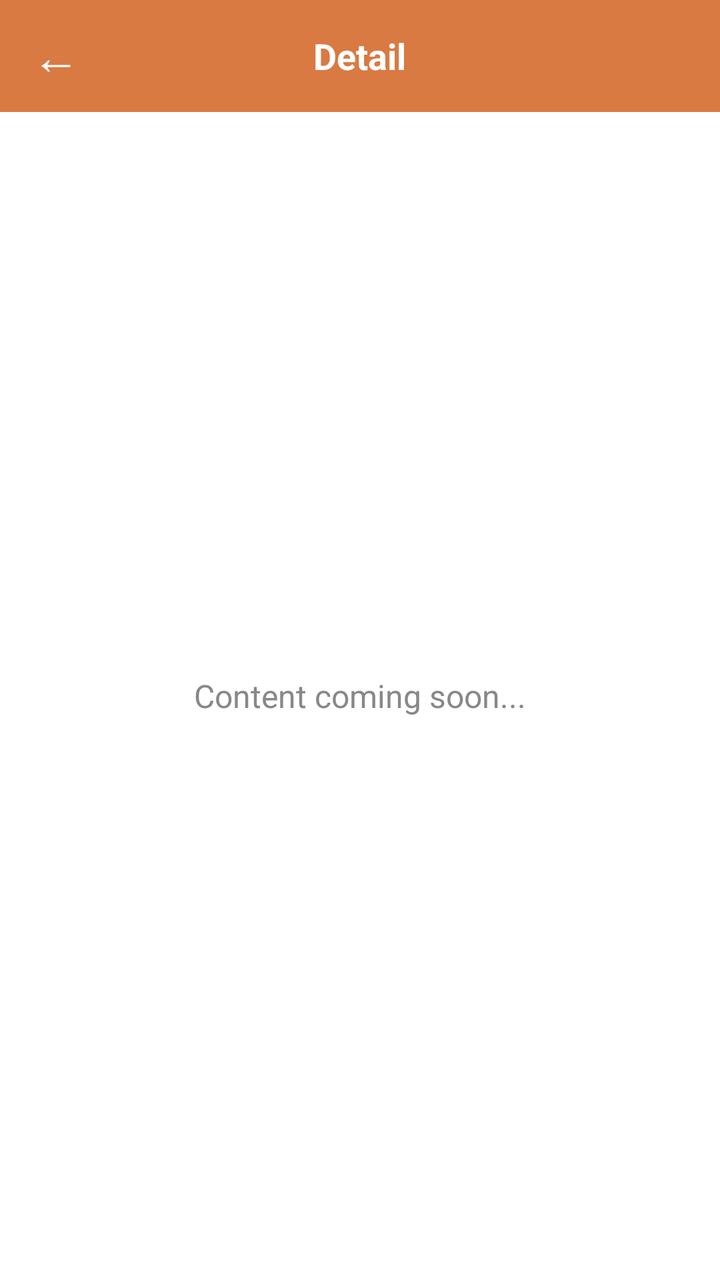
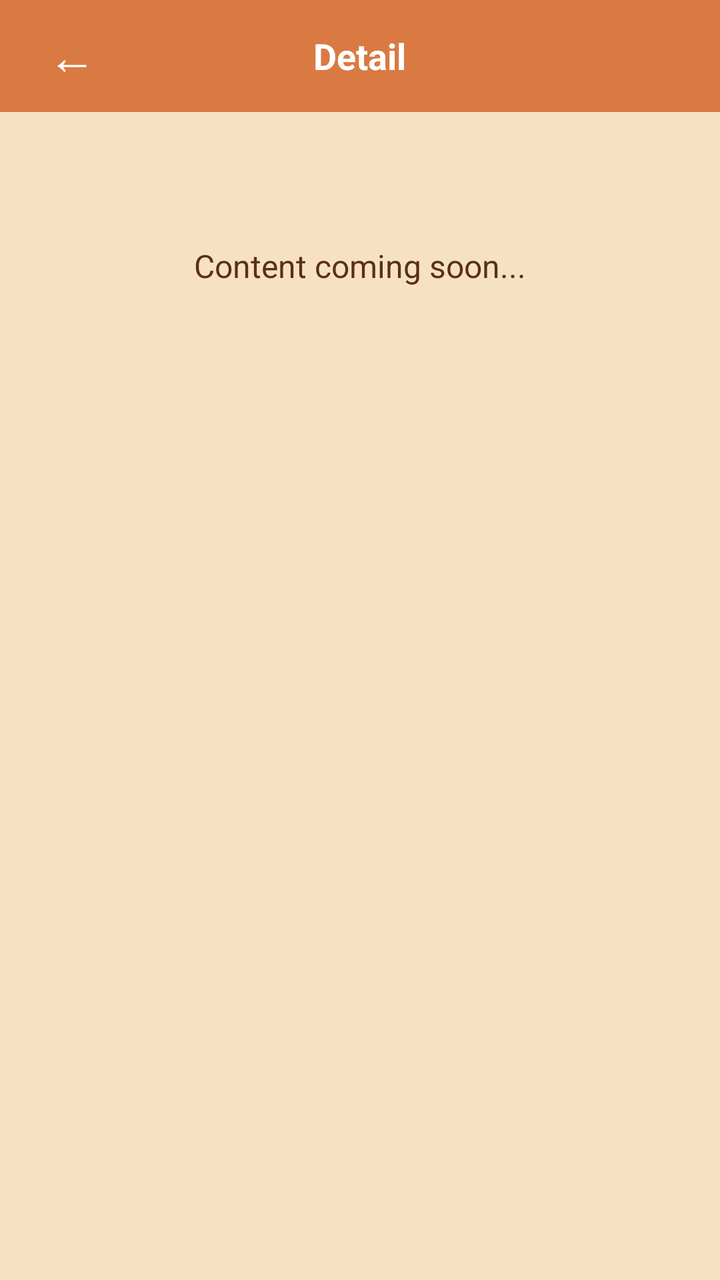

Two renders of the same Android screen: before a commit and after it. Below are the layout's source before the change and the commit's diff.
<!-- AndroidManifest.xml: application theme Theme.Katutubo_F -->
<!-- res/layout/fragment_simple_detail.xml -->
<?xml version="1.0" encoding="utf-8"?>
<LinearLayout xmlns:android="http://schemas.android.com/apk/res/android"
    android:layout_width="match_parent"
    android:layout_height="match_parent"
    android:background="@color/white"
    android:orientation="vertical">

    <RelativeLayout
        android:layout_width="match_parent"
        android:layout_height="56dp"
        android:background="@color/katutubo_orange"
        android:paddingHorizontal="16dp">

        <TextView
            android:id="@+id/btn_back"
            android:layout_width="wrap_content"
            android:layout_height="wrap_content"
            android:layout_centerVertical="true"
            android:text="←"
            android:textColor="@color/white"
            android:textSize="24sp"
            android:clickable="true"
            android:focusable="true"/>

        <TextView
            android:id="@+id/detail_title"
            android:layout_width="wrap_content"
            android:layout_height="wrap_content"
            android:layout_centerInParent="true"
            android:text="Detail"
            android:textColor="@color/white"
            android:textSize="18sp"
            android:textStyle="bold" />
    </RelativeLayout>

    <LinearLayout
        android:layout_width="match_parent"
        android:layout_height="match_parent"
        android:gravity="center"
        android:orientation="vertical"
        android:padding="20dp">

        <TextView
            android:id="@+id/detail_content"
            android:layout_width="wrap_content"
            android:layout_height="wrap_content"
            android:text="Content coming soon..."
            android:textColor="#888888"
            android:textSize="16sp" />
    </LinearLayout>

</LinearLayout>
<!-- resources referenced by this layout -->
<resources>
  <color name="katutubo_orange">#D97A43</color>
  <color name="white">#FFFFFF</color>
  <style name="Theme.Katutubo_F" parent="Base.Theme.Katutubo_F" />
  <style name="Base.Theme.Katutubo_F" parent="Theme.Material3.DayNight.NoActionBar">
          
      </style>
</resources>

<!-- the commit's change to res/layout/fragment_simple_detail.xml (unified diff, before → after) -->
@@ -2,7 +2,7 @@
 <LinearLayout xmlns:android="http://schemas.android.com/apk/res/android"
     android:layout_width="match_parent"
     android:layout_height="match_parent"
-    android:background="@color/white"
+    android:background="@color/katutubo_beige"
     android:orientation="vertical">
 
     <RelativeLayout
@@ -20,7 +20,8 @@
             android:textColor="@color/white"
             android:textSize="24sp"
             android:clickable="true"
-            android:focusable="true"/>
+            android:focusable="true"
+            android:padding="8dp"/>
 
         <TextView
             android:id="@+id/detail_title"
@@ -33,20 +34,27 @@
             android:textStyle="bold" />
     </RelativeLayout>
 
-    <LinearLayout
+    <ScrollView
         android:layout_width="match_parent"
-        android:layout_height="match_parent"
-        android:gravity="center"
-        android:orientation="vertical"
-        android:padding="20dp">
+        android:layout_height="match_parent">
 
-        <TextView
-            android:id="@+id/detail_content"
-            android:layout_width="wrap_content"
+        <LinearLayout
+            android:id="@+id/dynamic_container"
+            android:layout_width="match_parent"
             android:layout_height="wrap_content"
-            android:text="Content coming soon..."
-            android:textColor="#888888"
-            android:textSize="16sp" />
-    </LinearLayout>
+            android:orientation="vertical"
+            android:padding="16dp">
+
+            <TextView
+                android:id="@+id/detail_content"
+                android:layout_width="match_parent"
+                android:layout_height="wrap_content"
+                android:gravity="center"
+                android:layout_marginTop="50dp"
+                android:text="Content coming soon..."
+                android:textColor="@color/katutubo_brown"
+                android:textSize="16sp" />
+        </LinearLayout>
+    </ScrollView>
 
 </LinearLayout>
<!-- resource entries referenced after the edit -->
@@ -1,5 +1,7 @@
 <!-- resources referenced by this layout -->
 <resources>
+  <color name="katutubo_beige">#F6E2C3</color>
+  <color name="katutubo_brown">#5A2E1B</color>
   <color name="katutubo_orange">#D97A43</color>
   <color name="white">#FFFFFF</color>
   <style name="Theme.Katutubo_F" parent="Base.Theme.Katutubo_F" />
